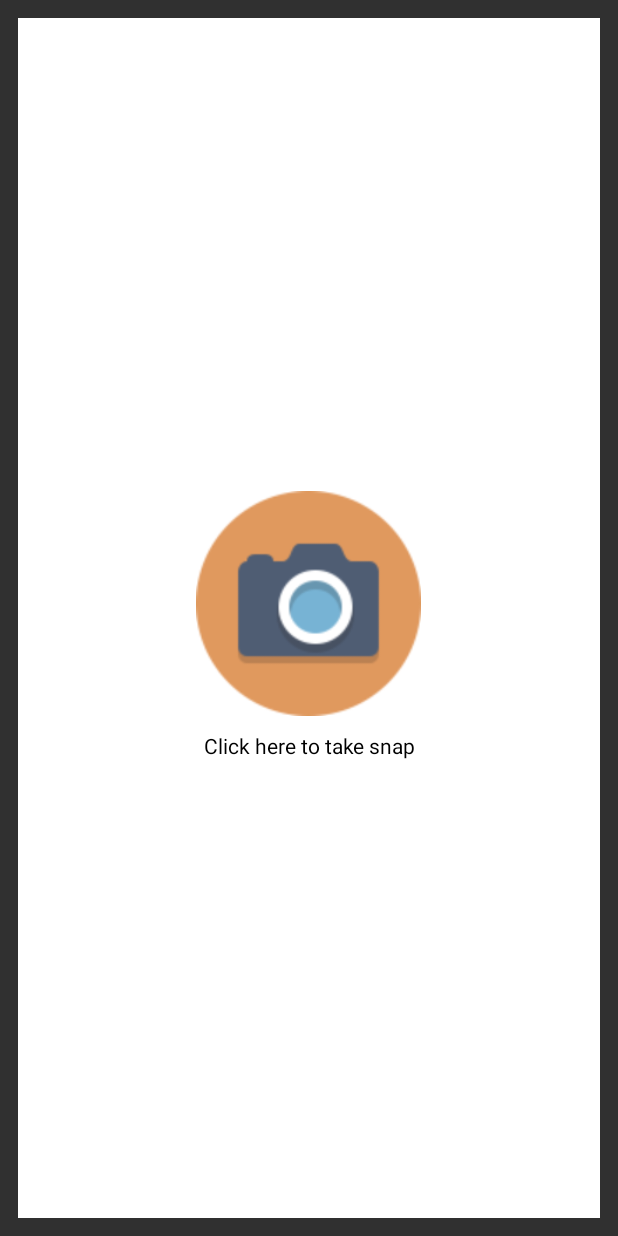
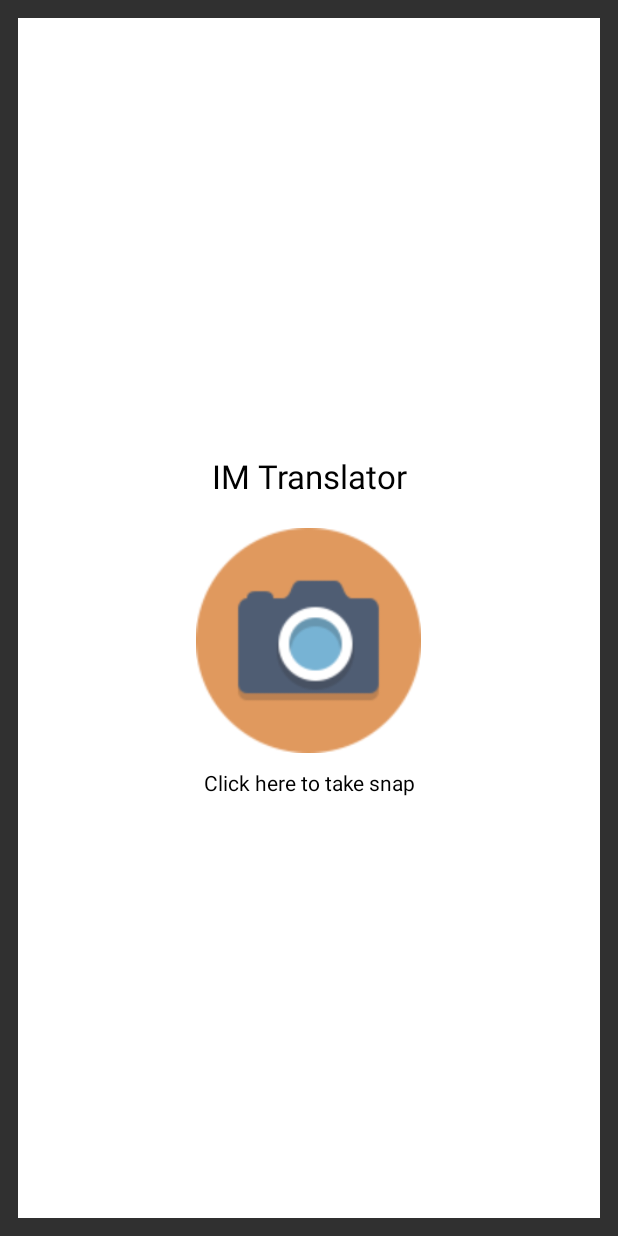
Before and after one commit to shylendramadda/android-kotlin-image-translator-using-google-cloud-vision, an Android app: the screen it shows after launch (MainActivity), on a phone screen of 412 x 824 dp. Run offline under Robolectric (Android 15) with nearby library versions, the phone set to English and light mode, and no system bars; libraries missing offline, so code that uses them is left out: com.crashlytics.android, com.desmond.squarecamera, com.google.api.client, com.google.api.services, com.google.cloud.translate and 2 more; pictures from the network do not load; 4 statements that could not run were skipped.

Commit message:
Fix UI alignment

```diff
--- a/app/src/main/java/com/geeklabs/imtranslator/MainActivity.kt
+++ b/app/src/main/java/com/geeklabs/imtranslator/MainActivity.kt
@@ -14,10 +14,12 @@ import android.support.annotation.NonNull
 import android.support.v4.app.ActivityCompat
 import android.support.v4.content.ContextCompat
 import android.support.v7.app.AppCompatActivity
+import android.support.v7.widget.DividerItemDecoration
 import android.support.v7.widget.LinearLayoutManager
 import android.util.Log
 import android.view.View
 import android.widget.AdapterView
+import android.widget.LinearLayout.HORIZONTAL
 import android.widget.Toast
 import com.bumptech.glide.Glide
 import com.crashlytics.android.Crashlytics
@@ -350,6 +352,7 @@ class MainActivity : AppCompatActivity() {
             runOnUiThread {
                 // Creates a vertical Layout Manager
                 recyclerView.layoutManager = LinearLayoutManager(this)
+                recyclerView.addItemDecoration(DividerItemDecoration(this, HORIZONTAL))
                 recyclerView.setHasFixedSize(true);
                 recyclerView.isNestedScrollingEnabled = false;
 
--- a/app/src/main/res/layout/activity_main.xml
+++ b/app/src/main/res/layout/activity_main.xml
@@ -18,6 +18,15 @@
             android:layout_width="match_parent"
             android:layout_height="match_parent"
             android:orientation="vertical">
+
+            <TextView
+                android:layout_width="match_parent"
+                android:layout_height="wrap_content"
+                android:gravity="center"
+                android:padding="10dp"
+                android:text="@string/app_name"
+                android:textColor="@android:color/black"
+                android:textSize="22sp" />
 
             <ImageView
                 android:id="@+id/iv_photo"
@@ -56,7 +65,8 @@
                     android:id="@+id/spinner_language"
                     android:layout_width="match_parent"
                     android:layout_height="wrap_content"
-                    android:layout_margin="10dp"
+                    android:layout_marginEnd="10dp"
+                    android:layout_marginStart="10dp"
                     android:entries="@array/languages"
                     android:theme="@style/ThemeOverlay.AppCompat.Light" />
 
```
Also changed, not shown: app/src/main/res/layout/result_custom_row.xml (+5 -4 lines).
